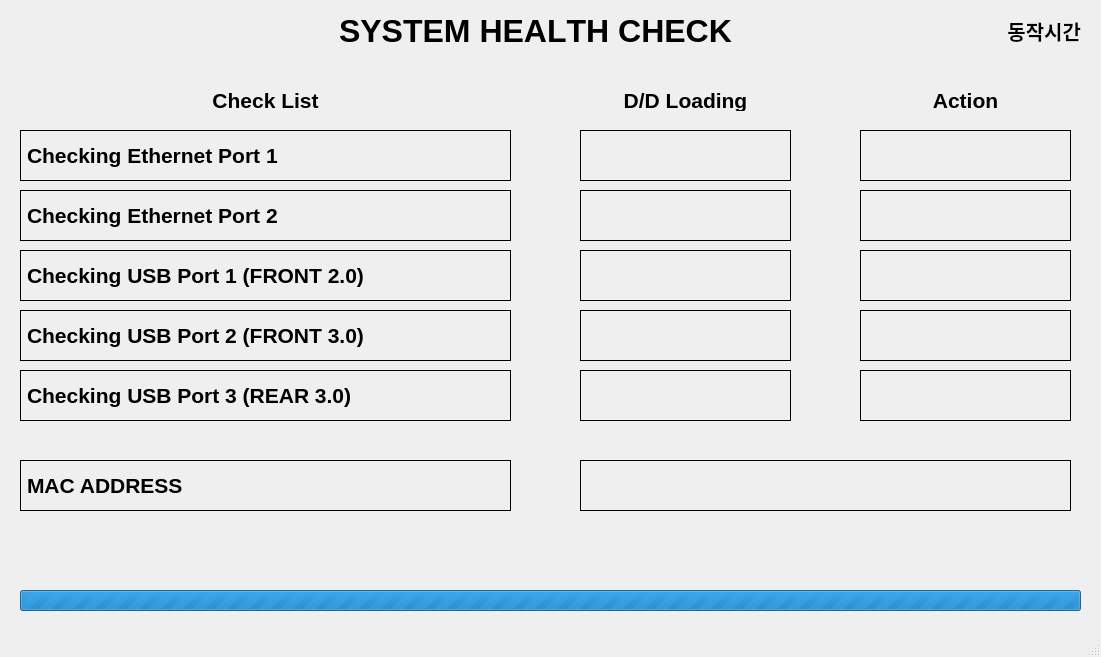
Qt form SysMon/mainwindow.ui (ariariK/LPR) before a commit.
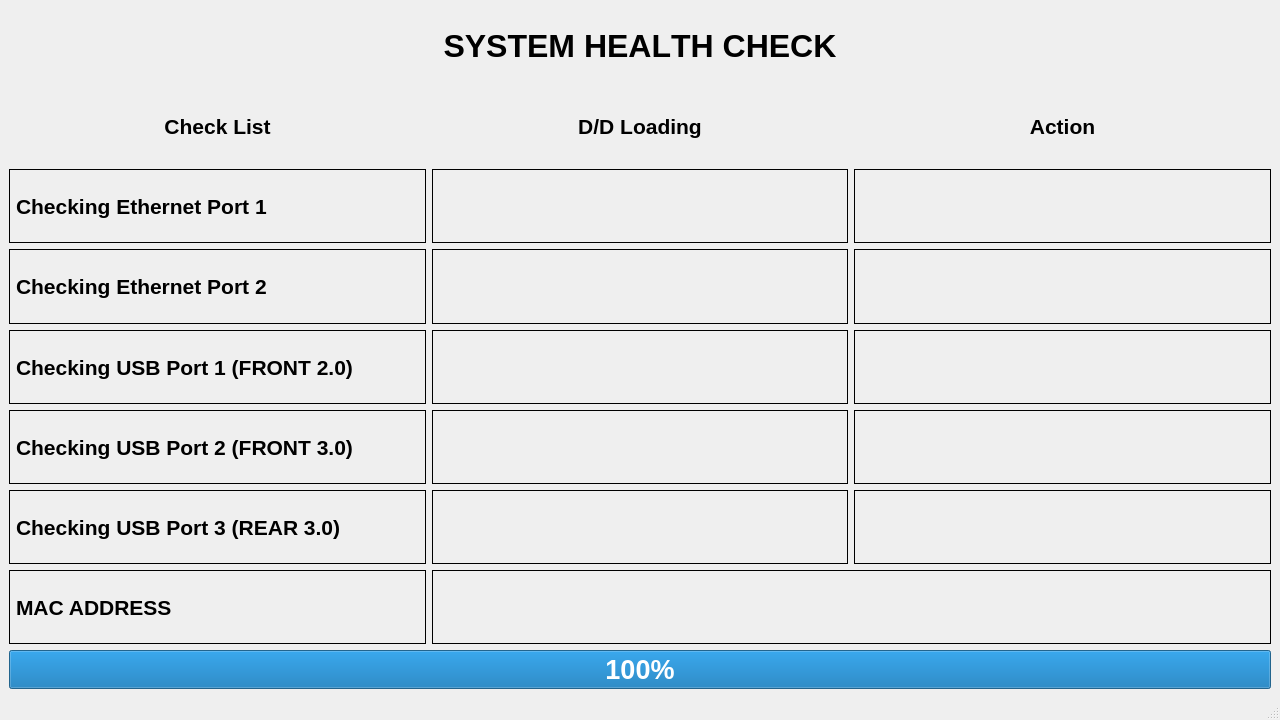
The same form after that commit.

Commit message: add elapsed time mod fullscreen method

The edit to the form file:
```diff
--- a/SysMon/mainwindow.ui
+++ b/SysMon/mainwindow.ui
@@ -6,46 +6,17 @@
    <rect>
     <x>0</x>
     <y>0</y>
-    <width>1101</width>
-    <height>657</height>
+    <width>1280</width>
+    <height>720</height>
    </rect>
   </property>
   <property name="windowTitle">
    <string>MainWindow</string>
   </property>
   <widget class="QWidget" name="centralwidget">
-   <widget class="QLabel" name="label">
-    <property name="geometry">
-     <rect>
-      <x>20</x>
-      <y>130</y>
-      <width>491</width>
-      <height>51</height>
-     </rect>
-    </property>
-    <property name="font">
-     <font>
-      <pointsize>16</pointsize>
-      <weight>75</weight>
-      <bold>true</bold>
-     </font>
-    </property>
-    <property name="frameShape">
-     <enum>QFrame::Box</enum>
-    </property>
-    <property name="text">
-     <string>Checking Ethernet Port 1</string>
-    </property>
-   </widget>
+   <layout class="QGridLayout" name="gridLayout">
+    <item row="5" column="0">
    <widget class="QLabel" name="label_2">
-    <property name="geometry">
-     <rect>
-      <x>20</x>
-      <y>250</y>
-      <width>491</width>
-      <height>51</height>
-     </rect>
-    </property>
     <property name="font">
      <font>
       <pointsize>16</pointsize>
@@ -60,15 +31,9 @@
      <string>Checking USB Port 1 (FRONT 2.0)</string>
     </property>
    </widget>
-   <widget class="QLabel" name="label_3">
-    <property name="geometry">
-     <rect>
-      <x>20</x>
-      <y>310</y>
-      <width>491</width>
-      <height>51</height>
-     </rect>
-    </property>
+    </item>
+    <item row="5" column="1">
+     <widget class="QLabel" name="label_usb_f2">
     <property name="font">
      <font>
       <pointsize>16</pointsize>
@@ -80,18 +45,15 @@
      <enum>QFrame::Box</enum>
     </property>
     <property name="text">
-     <string>Checking USB Port 2 (FRONT 3.0)</string>
-    </property>
-   </widget>
+       <string/>
+      </property>
+      <property name="alignment">
+       <set>Qt::AlignCenter</set>
+      </property>
+     </widget>
+    </item>
+    <item row="7" column="0">
    <widget class="QLabel" name="label_4">
-    <property name="geometry">
-     <rect>
-      <x>20</x>
-      <y>370</y>
-      <width>491</width>
-      <height>51</height>
-     </rect>
-    </property>
     <property name="font">
      <font>
       <pointsize>16</pointsize>
@@ -106,15 +68,63 @@
      <string>Checking USB Port 3 (REAR 3.0)</string>
     </property>
    </widget>
+    </item>
+    <item row="6" column="0">
+     <widget class="QLabel" name="label_3">
+      <property name="font">
+       <font>
+        <pointsize>16</pointsize>
+        <weight>75</weight>
+        <bold>true</bold>
+       </font>
+      </property>
+      <property name="frameShape">
+       <enum>QFrame::Box</enum>
+      </property>
+      <property name="text">
+       <string>Checking USB Port 2 (FRONT 3.0)</string>
+      </property>
+     </widget>
+    </item>
+    <item row="1" column="1">
+     <widget class="QLabel" name="label_8">
+      <property name="font">
+       <font>
+        <pointsize>16</pointsize>
+        <weight>75</weight>
+        <bold>true</bold>
+       </font>
+      </property>
+      <property name="text">
+       <string>D/D Loading</string>
+      </property>
+      <property name="alignment">
+       <set>Qt::AlignCenter</set>
+      </property>
+     </widget>
+    </item>
+    <item row="6" column="1">
+     <widget class="QLabel" name="label_usb_f3">
+      <property name="font">
+       <font>
+        <pointsize>16</pointsize>
+        <weight>75</weight>
+        <bold>true</bold>
+       </font>
+      </property>
+      <property name="frameShape">
+       <enum>QFrame::Box</enum>
+      </property>
+      <property name="text">
+       <string/>
+      </property>
+      <property name="alignment">
+       <set>Qt::AlignCenter</set>
+      </property>
+     </widget>
+    </item>
+    <item row="0" column="0" colspan="3">
    <widget class="QLabel" name="label_5">
-    <property name="geometry">
-     <rect>
-      <x>310</x>
-      <y>0</y>
-      <width>451</width>
-      <height>61</height>
-     </rect>
-    </property>
     <property name="font">
      <font>
       <pointsize>24</pointsize>
@@ -131,46 +141,11 @@
      <set>Qt::AlignCenter</set>
     </property>
    </widget>
-   <widget class="QProgressBar" name="progressBar">
-    <property name="geometry">
-     <rect>
-      <x>20</x>
-      <y>590</y>
-      <width>1061</width>
-      <height>21</height>
-     </rect>
-    </property>
+    </item>
+    <item row="3" column="0">
+     <widget class="QLabel" name="label">
     <property name="font">
      <font>
-      <pointsize>20</pointsize>
-      <weight>75</weight>
-      <bold>true</bold>
-     </font>
-    </property>
-    <property name="minimum">
-     <number>0</number>
-    </property>
-    <property name="maximum">
-     <number>0</number>
-    </property>
-    <property name="value">
-     <number>50</number>
-    </property>
-    <property name="alignment">
-     <set>Qt::AlignCenter</set>
-    </property>
-   </widget>
-   <widget class="QLabel" name="label_eth0">
-    <property name="geometry">
-     <rect>
-      <x>580</x>
-      <y>130</y>
-      <width>211</width>
-      <height>51</height>
-     </rect>
-    </property>
-    <property name="font">
-     <font>
       <pointsize>16</pointsize>
       <weight>75</weight>
       <bold>true</bold>
@@ -180,44 +155,12 @@
      <enum>QFrame::Box</enum>
     </property>
     <property name="text">
-     <string/>
-    </property>
-    <property name="alignment">
-     <set>Qt::AlignCenter</set>
-    </property>
-   </widget>
-   <widget class="QLabel" name="label_6">
-    <property name="geometry">
-     <rect>
-      <x>20</x>
-      <y>190</y>
-      <width>491</width>
-      <height>51</height>
-     </rect>
-    </property>
-    <property name="font">
-     <font>
-      <pointsize>16</pointsize>
-      <weight>75</weight>
-      <bold>true</bold>
-     </font>
-    </property>
-    <property name="frameShape">
-     <enum>QFrame::Box</enum>
-    </property>
-    <property name="text">
-     <string>Checking Ethernet Port 2</string>
-    </property>
-   </widget>
+       <string>Checking Ethernet Port 1</string>
+      </property>
+     </widget>
+    </item>
+    <item row="4" column="1">
    <widget class="QLabel" name="label_eth1">
-    <property name="geometry">
-     <rect>
-      <x>580</x>
-      <y>190</y>
-      <width>211</width>
-      <height>51</height>
-     </rect>
-    </property>
     <property name="font">
      <font>
       <pointsize>16</pointsize>
@@ -235,15 +178,9 @@
      <set>Qt::AlignCenter</set>
     </property>
    </widget>
-   <widget class="QLabel" name="label_usb_f2">
-    <property name="geometry">
-     <rect>
-      <x>580</x>
-      <y>250</y>
-      <width>211</width>
-      <height>51</height>
-     </rect>
-    </property>
+    </item>
+    <item row="7" column="2">
+     <widget class="QLabel" name="label_usb_r3_conn">
     <property name="font">
      <font>
       <pointsize>16</pointsize>
@@ -261,41 +198,9 @@
      <set>Qt::AlignCenter</set>
     </property>
    </widget>
-   <widget class="QLabel" name="label_usb_f3">
-    <property name="geometry">
-     <rect>
-      <x>580</x>
-      <y>310</y>
-      <width>211</width>
-      <height>51</height>
-     </rect>
-    </property>
-    <property name="font">
-     <font>
-      <pointsize>16</pointsize>
-      <weight>75</weight>
-      <bold>true</bold>
-     </font>
-    </property>
-    <property name="frameShape">
-     <enum>QFrame::Box</enum>
-    </property>
-    <property name="text">
-     <string/>
-    </property>
-    <property name="alignment">
-     <set>Qt::AlignCenter</set>
-    </property>
-   </widget>
+    </item>
+    <item row="7" column="1">
    <widget class="QLabel" name="label_usb_r3">
-    <property name="geometry">
-     <rect>
-      <x>580</x>
-      <y>370</y>
-      <width>211</width>
-      <height>51</height>
-     </rect>
-    </property>
     <property name="font">
      <font>
       <pointsize>16</pointsize>
@@ -313,15 +218,9 @@
      <set>Qt::AlignCenter</set>
     </property>
    </widget>
+    </item>
+    <item row="5" column="2">
    <widget class="QLabel" name="label_usb_f2_conn">
-    <property name="geometry">
-     <rect>
-      <x>860</x>
-      <y>250</y>
-      <width>211</width>
-      <height>51</height>
-     </rect>
-    </property>
     <property name="font">
      <font>
       <pointsize>16</pointsize>
@@ -339,15 +238,9 @@
      <set>Qt::AlignCenter</set>
     </property>
    </widget>
-   <widget class="QLabel" name="label_usb_f3_conn">
-    <property name="geometry">
-     <rect>
-      <x>860</x>
-      <y>310</y>
-      <width>211</width>
-      <height>51</height>
-     </rect>
-    </property>
+    </item>
+    <item row="8" column="0">
+     <widget class="QLabel" name="label_10">
     <property name="font">
      <font>
       <pointsize>16</pointsize>
@@ -359,21 +252,12 @@
      <enum>QFrame::Box</enum>
     </property>
     <property name="text">
-     <string/>
-    </property>
-    <property name="alignment">
-     <set>Qt::AlignCenter</set>
-    </property>
-   </widget>
-   <widget class="QLabel" name="label_usb_r3_conn">
-    <property name="geometry">
-     <rect>
-      <x>860</x>
-      <y>370</y>
-      <width>211</width>
-      <height>51</height>
-     </rect>
-    </property>
+       <string>MAC ADDRESS</string>
+      </property>
+     </widget>
+    </item>
+    <item row="3" column="1">
+     <widget class="QLabel" name="label_eth0">
     <property name="font">
      <font>
       <pointsize>16</pointsize>
@@ -391,15 +275,9 @@
      <set>Qt::AlignCenter</set>
     </property>
    </widget>
-   <widget class="QLabel" name="label_7">
-    <property name="geometry">
-     <rect>
-      <x>25</x>
-      <y>90</y>
-      <width>481</width>
-      <height>21</height>
-     </rect>
-    </property>
+    </item>
+    <item row="4" column="2">
+     <widget class="QLabel" name="label_eth1_conn">
     <property name="font">
      <font>
       <pointsize>16</pointsize>
@@ -407,45 +285,19 @@
       <bold>true</bold>
      </font>
     </property>
-    <property name="text">
-     <string>Check List</string>
-    </property>
-    <property name="alignment">
-     <set>Qt::AlignCenter</set>
-    </property>
-   </widget>
-   <widget class="QLabel" name="label_8">
-    <property name="geometry">
-     <rect>
-      <x>580</x>
-      <y>90</y>
-      <width>211</width>
-      <height>21</height>
-     </rect>
-    </property>
-    <property name="font">
-     <font>
-      <pointsize>16</pointsize>
-      <weight>75</weight>
-      <bold>true</bold>
-     </font>
-    </property>
+      <property name="frameShape">
+       <enum>QFrame::Box</enum>
+      </property>
     <property name="text">
-     <string>D/D Loading</string>
+       <string/>
     </property>
     <property name="alignment">
      <set>Qt::AlignCenter</set>
     </property>
    </widget>
+    </item>
+    <item row="1" column="2">
    <widget class="QLabel" name="label_9">
-    <property name="geometry">
-     <rect>
-      <x>860</x>
-      <y>90</y>
-      <width>211</width>
-      <height>21</height>
-     </rect>
-    </property>
     <property name="font">
      <font>
       <pointsize>16</pointsize>
@@ -460,15 +312,9 @@
      <set>Qt::AlignCenter</set>
     </property>
    </widget>
-   <widget class="QLabel" name="label_eth0_conn">
-    <property name="geometry">
-     <rect>
-      <x>860</x>
-      <y>130</y>
-      <width>211</width>
-      <height>51</height>
-     </rect>
-    </property>
+    </item>
+    <item row="4" column="0">
+     <widget class="QLabel" name="label_6">
     <property name="font">
      <font>
       <pointsize>16</pointsize>
@@ -480,21 +326,12 @@
      <enum>QFrame::Box</enum>
     </property>
     <property name="text">
-     <string/>
-    </property>
-    <property name="alignment">
-     <set>Qt::AlignCenter</set>
-    </property>
-   </widget>
-   <widget class="QLabel" name="label_eth1_conn">
-    <property name="geometry">
-     <rect>
-      <x>860</x>
-      <y>190</y>
-      <width>211</width>
-      <height>51</height>
-     </rect>
-    </property>
+       <string>Checking Ethernet Port 2</string>
+      </property>
+     </widget>
+    </item>
+    <item row="1" column="0">
+     <widget class="QLabel" name="label_7">
     <property name="font">
      <font>
       <pointsize>16</pointsize>
@@ -502,25 +339,16 @@
       <bold>true</bold>
      </font>
     </property>
-    <property name="frameShape">
-     <enum>QFrame::Box</enum>
-    </property>
     <property name="text">
-     <string/>
+       <string>Check List</string>
     </property>
     <property name="alignment">
      <set>Qt::AlignCenter</set>
     </property>
    </widget>
+    </item>
+    <item row="8" column="1" colspan="2">
    <widget class="QLabel" name="label_mac">
-    <property name="geometry">
-     <rect>
-      <x>580</x>
-      <y>460</y>
-      <width>491</width>
-      <height>51</height>
-     </rect>
-    </property>
     <property name="font">
      <font>
       <pointsize>16</pointsize>
@@ -538,15 +366,32 @@
      <set>Qt::AlignCenter</set>
     </property>
    </widget>
-   <widget class="QLabel" name="label_10">
-    <property name="geometry">
-     <rect>
-      <x>20</x>
-      <y>460</y>
-      <width>491</width>
-      <height>51</height>
-     </rect>
-    </property>
+    </item>
+    <item row="9" column="0" colspan="3">
+     <widget class="QProgressBar" name="progressBar">
+      <property name="font">
+       <font>
+        <pointsize>20</pointsize>
+        <weight>75</weight>
+        <bold>true</bold>
+       </font>
+      </property>
+      <property name="minimum">
+       <number>0</number>
+      </property>
+      <property name="maximum">
+       <number>100</number>
+      </property>
+      <property name="value">
+       <number>100</number>
+      </property>
+      <property name="alignment">
+       <set>Qt::AlignCenter</set>
+      </property>
+     </widget>
+    </item>
+    <item row="3" column="2">
+     <widget class="QLabel" name="label_eth0_conn">
     <property name="font">
      <font>
       <pointsize>16</pointsize>
@@ -558,32 +403,34 @@
      <enum>QFrame::Box</enum>
     </property>
     <property name="text">
-     <string>MAC ADDRESS</string>
-    </property>
-   </widget>
-   <widget class="QLabel" name="runningTime">
-    <property name="geometry">
-     <rect>
-      <x>790</x>
-      <y>10</y>
-      <width>291</width>
-      <height>41</height>
-     </rect>
-    </property>
+       <string/>
+      </property>
+      <property name="alignment">
+       <set>Qt::AlignCenter</set>
+      </property>
+     </widget>
+    </item>
+    <item row="6" column="2">
+     <widget class="QLabel" name="label_usb_f3_conn">
     <property name="font">
      <font>
-      <pointsize>15</pointsize>
+        <pointsize>16</pointsize>
       <weight>75</weight>
       <bold>true</bold>
      </font>
     </property>
+      <property name="frameShape">
+       <enum>QFrame::Box</enum>
+      </property>
     <property name="text">
-     <string>동작시간</string>
+       <string/>
     </property>
     <property name="alignment">
-     <set>Qt::AlignRight|Qt::AlignTrailing|Qt::AlignVCenter</set>
-    </property>
-   </widget>
+       <set>Qt::AlignCenter</set>
+      </property>
+     </widget>
+    </item>
+   </layout>
   </widget>
   <widget class="QMenuBar" name="menubar">
    <property name="geometry">
```
Left out of the diff: 2 changed lines with no effect on the pictures. Lines whose indentation alone changed are shown as unchanged. The commit also changes 11 other files.
